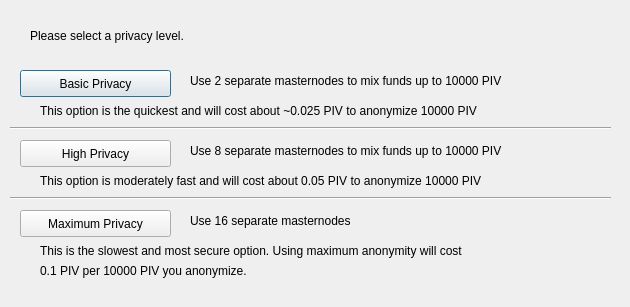
Old version of the form divi/src/qt/forms/obfuscationconfig.ui in the repository DiviDomains/PrivateDivi.
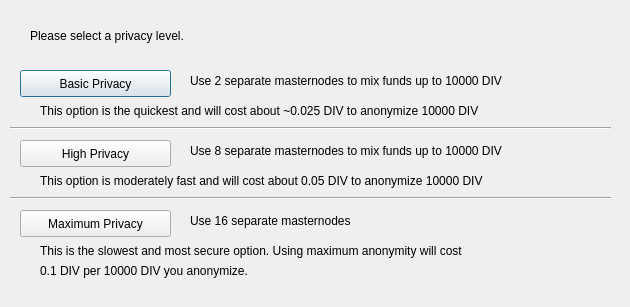
New version of the form.

Diff of the .ui file:
```diff
--- a/divi/src/qt/forms/obfuscationconfig.ui
+++ b/divi/src/qt/forms/obfuscationconfig.ui
@@ -75,7 +75,7 @@
     </rect>
    </property>
    <property name="text">
-    <string>Use 2 separate masternodes to mix funds up to 10000 PIV</string>
+    <string>Use 2 separate masternodes to mix funds up to 10000 DIV</string>
    </property>
   </widget>
   <widget class="QLabel" name="label_3">
@@ -88,7 +88,7 @@
     </rect>
    </property>
    <property name="text">
-    <string>Use 8 separate masternodes to mix funds up to 10000 PIV</string>
+    <string>Use 8 separate masternodes to mix funds up to 10000 DIV</string>
    </property>
   </widget>
   <widget class="QLabel" name="label_4">
@@ -114,7 +114,7 @@
     </rect>
    </property>
    <property name="text">
-    <string>This option is the quickest and will cost about ~0.025 PIV to anonymize 10000 PIV</string>
+    <string>This option is the quickest and will cost about ~0.025 DIV to anonymize 10000 DIV</string>
    </property>
   </widget>
   <widget class="QLabel" name="label_7">
@@ -127,7 +127,7 @@
     </rect>
    </property>
    <property name="text">
-    <string>This option is moderately fast and will cost about 0.05 PIV to anonymize 10000 PIV</string>
+    <string>This option is moderately fast and will cost about 0.05 DIV to anonymize 10000 DIV</string>
    </property>
   </widget>
   <widget class="QLabel" name="label_8">
@@ -153,7 +153,7 @@
     </rect>
    </property>
    <property name="text">
-    <string>0.1 PIV per 10000 PIV you anonymize.</string>
+    <string>0.1 DIV per 10000 DIV you anonymize.</string>
    </property>
   </widget>
   <widget class="Line" name="line">
```
